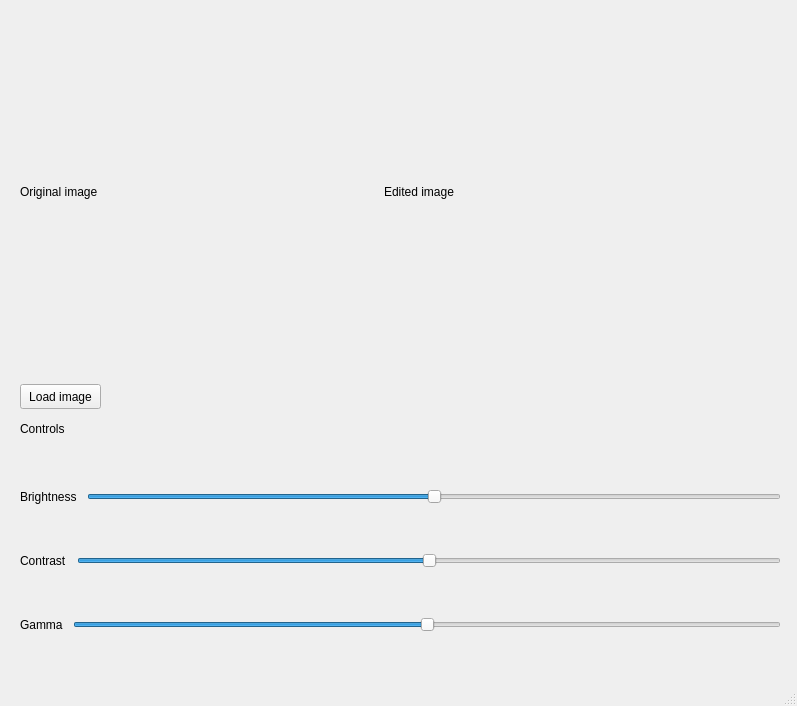
MrCabbageStick/Grafika-i-Przetwarzanie-Obrazow, file mainwindow.ui: the form before one commit.
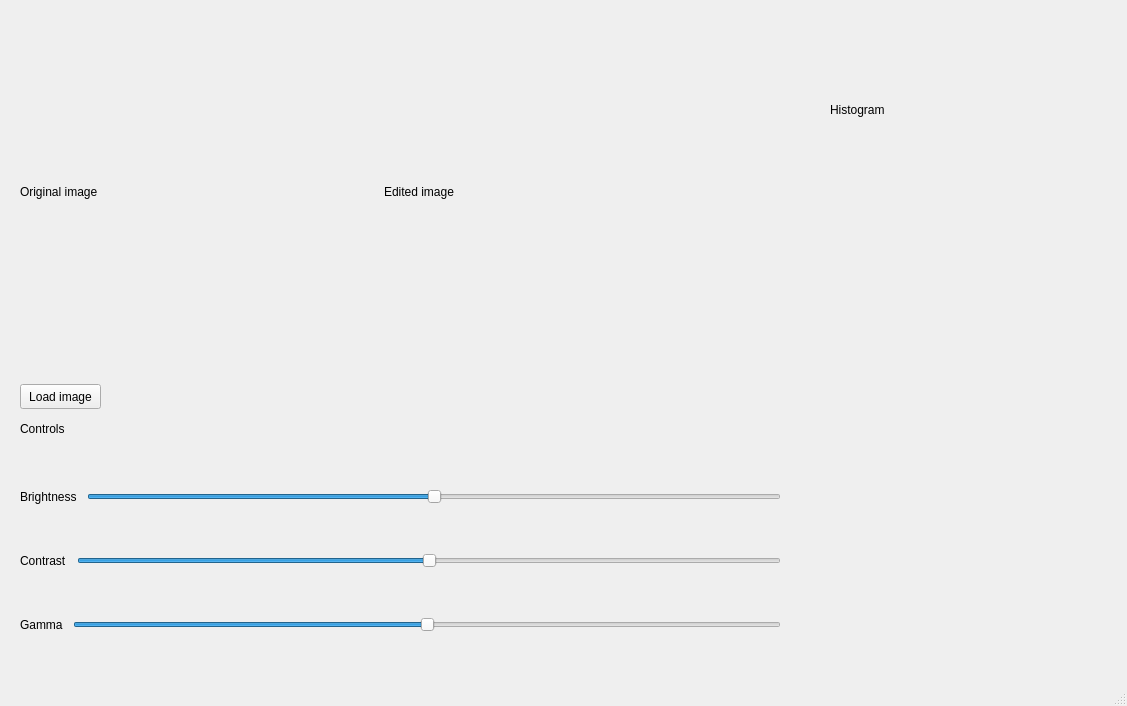
The form after the commit.

The edit to the form file:
```diff
--- a/mainwindow.ui
+++ b/mainwindow.ui
@@ -6,7 +6,7 @@
    <rect>
     <x>0</x>
     <y>0</y>
-    <width>797</width>
+    <width>1127</width>
     <height>706</height>
    </rect>
   </property>
@@ -153,6 +153,19 @@
      <string>Controls</string>
     </property>
    </widget>
+   <widget class="QLabel" name="histogram_label">
+    <property name="geometry">
+     <rect>
+      <x>830</x>
+      <y>10</y>
+      <width>256</width>
+      <height>200</height>
+     </rect>
+    </property>
+    <property name="text">
+     <string>Histogram</string>
+    </property>
+   </widget>
   </widget>
   <widget class="QMenuBar" name="menubar">
    <property name="geometry">
```
Left out of the diff: 8 changed lines with no effect on the pictures.
